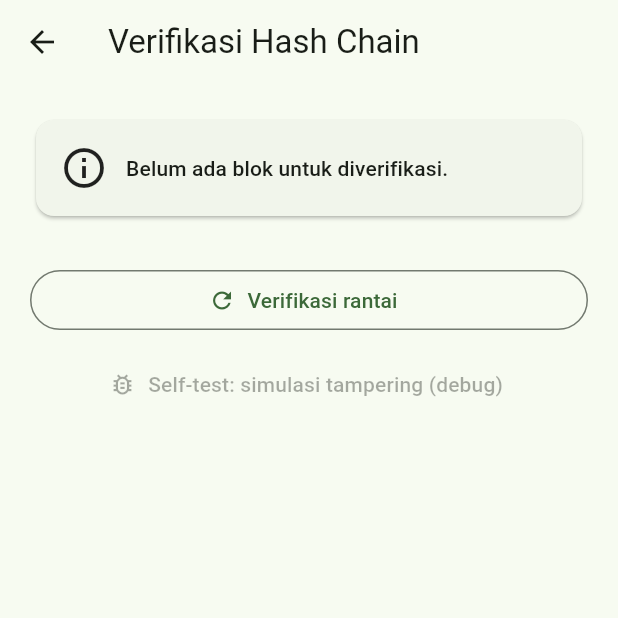
After one commit to WildaGhoniyuJiddan/WorthGaBang-AndroidVer, a Flutter app: the HistoryListScreen screen opened directly, after a tap on the "verified" icon, on a phone screen of 412 x 824 dp, the top half of it. The commit adds this screen. Run offline on Flutter 3.47's test engine with Material 3 defaults, Android fonts, the light colour scheme and no system bars; our stand-ins replace dio, drift, flutter_riverpod, flutter_secure_storage, go_router, local_auth; missing offline and left inert: workmanager; accounts and stored records are empty; generated files the repository leaves out were written again; statements that could not run were skipped.

Commit message:
T6: riwayat offline + verifikasi hash chain + tamper self-test

```diff
--- /dev/null
+++ b/lib/features/history/presentation/history_screen.dart
@@ -0,0 +1,125 @@
+import 'package:flutter/material.dart';
+import 'package:flutter_riverpod/flutter_riverpod.dart';
+import 'package:intl/intl.dart';
+
+import '../../../core/storage/app_database.dart';
+import '../../../core/utils/rupiah.dart';
+import '../../../core/widgets/verdict_badge.dart';
+import '../../../l10n/strings.dart';
+import '../../price_check/data/models.dart';
+import '../../price_check/presentation/price_check_screen.dart';
+import 'verify_screen.dart';
+
+/// Tab Riwayat: daftar analisis tersimpan (offline-first, Drift) + verifikasi.
+class HistoryListScreen extends ConsumerStatefulWidget {
+  const HistoryListScreen({super.key});
+
+  @override
+  ConsumerState<HistoryListScreen> createState() =>
+      _HistoryListScreenState();
+}
+
+class _HistoryListScreenState extends ConsumerState<HistoryListScreen> {
+  List<HistoryBlock> _blocks = [];
+  bool _loading = true;
+  bool _syncing = false;
+
+  @override
+  void initState() {
+    super.initState();
+    _reload();
+  }
+
+  Future<void> _reload() async {
+    final blocks =
+        await ref.read(historyRepositoryProvider).latest();
+    if (mounted) {
+      setState(() {
+        _blocks = blocks;
+        _loading = false;
+      });
+    }
+  }
+
+  Future<void> _sync() async {
+    setState(() => _syncing = true);
+    final sent =
+        await ref.read(historyRepositoryProvider).syncToServer();
+    if (!mounted) return;
+    setState(() => _syncing = false);
+    ScaffoldMessenger.of(context).showSnackBar(
+      SnackBar(content: Text('Terkirim $sent riwayat ke server')),
+    );
+  }
+
+  @override
+  Widget build(BuildContext context) {
+    return Scaffold(
+      appBar: AppBar(
+        title: const Text(AppStrings.historyScreenTitle),
+        actions: [
+          IconButton(
+            icon: const Icon(Icons.verified_outlined),
+            tooltip: AppStrings.verifyChainButton,
+            onPressed: () => Navigator.of(context).push(
+              MaterialPageRoute(builder: (_) => const VerifyScreen()),
+            ),
+          ),
+          IconButton(
+            icon: _syncing
+                ? const SizedBox(
+                    height: 20,
+                    width: 20,
+                    child: CircularProgressIndicator(strokeWidth: 2),
+                  )
+                : const Icon(Icons.cloud_upload_outlined),
+            tooltip: AppStrings.syncButton,
+            onPressed: _syncing ? null : _sync,
+          ),
+        ],
+      ),
+      body: _loading
+          ? const Center(child: CircularProgressIndicator())
+          : _blocks.isEmpty
+              ? const Center(child: Text(AppStrings.historyEmpty))
+              : RefreshIndicator(
+                  onRefresh: _reload,
+                  child: ListView.builder(
+                    padding: const EdgeInsets.all(12),
+                    itemCount: _blocks.length,
+                    itemBuilder: (context, i) {
+                      final b = _blocks[i];
+                      return Card(
+                        child: ListTile(
+                          title: Text(b.query,
+                              maxLines: 1,
+                              overflow: TextOverflow.ellipsis),
+                          subtitle: Text(
+                            '${DateFormat('d MMM yyyy HH:mm', 'id_ID').format(b.createdAt.toLocal())}'
+                            ' • blok #${b.id}'
+                            '${b.hash.isEmpty ? ' (legacy)' : ''}',
+                          ),
+                          trailing: Column(
+                            mainAxisAlignment: MainAxisAlignment.center,
+                            crossAxisAlignment: CrossAxisAlignment.end,
+                            children: [
+                              VerdictBadge(
+                                  verdict: verdictFromString(b.verdict)),
+                              const SizedBox(height: 4),
+                              Text(formatRupiah(b.inputPrice),
+                                  style: const TextStyle(
+                                      fontWeight: FontWeight.bold)),
+                            ],
+                          ),
+                          onTap: () => Navigator.of(context).push(
+                            MaterialPageRoute(
+                                builder: (_) => const VerifyScreen()),
+                          ),
+                        ),
+                      );
+                    },
+                  ),
+                ),
+    );
+  }
+}
--- /dev/null
+++ b/lib/features/history/presentation/verify_screen.dart
@@ -0,0 +1,162 @@
+import 'package:flutter/material.dart';
+import 'package:flutter_riverpod/flutter_riverpod.dart';
+
+import '../../../core/hashchain/hash_chain_service.dart';
+import '../../../core/storage/app_database.dart';
+import '../../../l10n/strings.dart';
+import '../../price_check/presentation/price_check_screen.dart';
+
+/// Layar verifikasi hash chain: hitung ulang tiap blok, tandai yang rusak.
+///
+/// Termasuk self-test (debug): simulasi tampering in-memory untuk
+/// mendemonstrasikan bahwa manipulasi data terdeteksi.
+class VerifyScreen extends ConsumerStatefulWidget {
+  const VerifyScreen({super.key});
+
+  @override
+  ConsumerState<VerifyScreen> createState() => _VerifyScreenState();
+}
+
+class _VerifyScreenState extends ConsumerState<VerifyScreen> {
+  List<HashVerificationResult>? _results;
+  List<HistoryBlock> _blocks = [];
+  bool _tamperedDemo = false;
+
+  @override
+  void initState() {
+    super.initState();
+    _verify();
+  }
+
+  Future<void> _verify() async {
+    final repo = ref.read(historyRepositoryProvider);
+    final results = await repo.verify();
+    final blocks = await repo.latest(limit: 1000);
+    if (mounted) {
+      setState(() {
+        _results = results;
+        _blocks = blocks.reversed.toList(); // urut id menaik
+        _tamperedDemo = false;
+      });
+    }
+  }
+
+  /// Self-test: ubah satu blok IN-MEMORY (DB tidak disentuh), verifikasi lagi.
+  void _tamperSelfTest() {
+    if (_blocks.isEmpty) return;
+    final tampered = _blocks.map((b) {
+      if (b.id == _blocks.first.id) {
+        return HashBlock(
+          id: b.id,
+          timestampIso: b.createdAt.toIso8601String(),
+          dataJson: '{"rusak":true}',
+          prevHash: b.prevHash,
+          hash: b.hash,
+        );
+      }
+      return HashBlock(
+        id: b.id,
+        timestampIso: b.createdAt.toIso8601String(),
+        dataJson: b.dataJson,
+        prevHash: b.prevHash,
+        hash: b.hash,
+      );
+    }).toList();
+    setState(() {
+      _results = HashChainService.verifyChain(tampered);
+      _tamperedDemo = true;
+    });
+  }
+
+  @override
+  Widget build(BuildContext context) {
+    final results = _results;
+    final allOk = results != null &&
+        results.isNotEmpty &&
+        results.every((r) => r.ok);
+
+    return Scaffold(
+      appBar: AppBar(title: const Text(AppStrings.verifyTitle)),
+      body: results == null
+          ? const Center(child: CircularProgressIndicator())
+          : ListView(
+              padding: const EdgeInsets.all(20),
+              children: [
+                Card(
+                  color: results.isEmpty
+                      ? null
+                      : allOk
+                          ? Colors.green.withValues(alpha: 0.12)
+                          : Colors.red.withValues(alpha: 0.12),
+                  child: Padding(
+                    padding: const EdgeInsets.all(16),
+                    child: Row(
+                      children: [
+                        Icon(
+                          results.isEmpty
+                              ? Icons.info_outline
+                              : allOk
+                                  ? Icons.verified
+                                  : Icons.warning_amber_rounded,
+                          size: 32,
+                        ),
+                        const SizedBox(width: 12),
+                        Expanded(
+                          child: Text(
+                            results.isEmpty
+                                ? AppStrings.verifyEmpty
+                                : allOk
+                                    ? AppStrings.verifyOk(
+                                        results.length)
+                                    : AppStrings.verifyFailed,
+                            style: Theme.of(context).textTheme.titleSmall,
+                          ),
+                        ),
+                      ],
+                    ),
+                  ),
+                ),
+                if (_tamperedDemo)
+                  const Padding(
+                    padding: EdgeInsets.only(top: 8),
+                    child: Text(AppStrings.tamperDemoNote),
+                  ),
+                const SizedBox(height: 12),
+                for (final r in results)
+                  ListTile(
+                    leading: Icon(
+                      r.ok ? Icons.check_circle : Icons.cancel,
+                      color: r.ok ? Colors.green : Colors.red,
+                    ),
+                    title: Text('Blok #${r.block.id}'),
+                    subtitle: Text(
+                      'hash: ${r.block.hash.isEmpty ? '-' : r.block.hash.substring(0, 12)}…',
+                      style: const TextStyle(fontFamily: 'monospace'),
+                    ),
+                    trailing: Text(
+                      r.ok ? 'VALID' : 'RUSAK',
+                      style: TextStyle(
+                        fontWeight: FontWeight.bold,
+                        color: r.ok ? Colors.green : Colors.red,
+                      ),
+                    ),
+                  ),
+                const SizedBox(height: 16),
+                OutlinedButton.icon(
+                  onPressed: _verify,
+                  icon: const Icon(Icons.refresh),
+                  label:
+                      const Text(AppStrings.verifyChainButton),
+                ),
+                const SizedBox(height: 8),
+                TextButton.icon(
+                  onPressed:
+                      _blocks.isEmpty ? null : _tamperSelfTest,
+                  icon: const Icon(Icons.bug_report_outlined),
+                  label: const Text(AppStrings.tamperSelfTest),
+                ),
+              ],
+            ),
+    );
+  }
+}
--- a/lib/features/price_check/presentation/price_check_screen.dart
+++ b/lib/features/price_check/presentation/price_check_screen.dart
@@ -17,7 +17,10 @@ final priceCheckApiProvider = Provider<PriceCheckApi>(
 );
 
 final historyRepositoryProvider = Provider<HistoryRepository>(
-  (ref) => HistoryRepository(ref.watch(databaseProvider)),
+  (ref) => HistoryRepository(
+    ref.watch(databaseProvider),
+    ref.watch(apiClientProvider),
+  ),
 );
 
 /// Layar utama Beranda: form cek harga + autocomplete (debounce 300ms).
--- a/lib/l10n/strings.dart
+++ b/lib/l10n/strings.dart
@@ -70,4 +70,19 @@ abstract final class AppStrings {
   static const maxPriceLabel = 'Harga maks';
   static const sortLabel = 'Urutkan';
   static const searchEmpty = 'Tidak ada listing yang cocok dengan filter.';
+
+  // History & verify (T6).
+  static const historyScreenTitle = 'Riwayat Analisis';
+  static const historyEmpty =
+      'Belum ada riwayat. Lakukan cek harga dulu di Beranda.';
+  static const verifyChainButton = 'Verifikasi rantai';
+  static const syncButton = 'Sinkron ke server';
+  static const verifyTitle = 'Verifikasi Hash Chain';
+  static const verifyEmpty = 'Belum ada blok untuk diverifikasi.';
+  static String verifyOk(int n) => 'Rantai valid: $n blok terverifikasi.';
+  static const verifyFailed =
+      'Rantai RUSAK: ada blok yang datanya diubah!';
+  static const tamperSelfTest = 'Self-test: simulasi tampering (debug)';
+  static const tamperDemoNote =
+      'Mode demo: satu blok diubah di memori (database asli tidak disentuh).';
 }
```
Also changed, not shown: lib/features/price_check/data/history_repository.dart (+48 -14 lines), lib/features/tabs/presentation/tab_screens.dart (+3 -8 lines), 2 other files.
